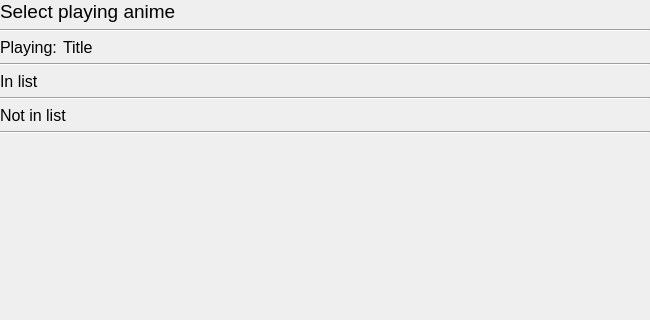
Above: src/gui/pages/recognition_select_anime_widget.ui from nisemono0/AniTrack before the change; both pictures show x 0 to 650 and y 0 to 320 of the 650 by 496 pixel window. Below: the same form after it.
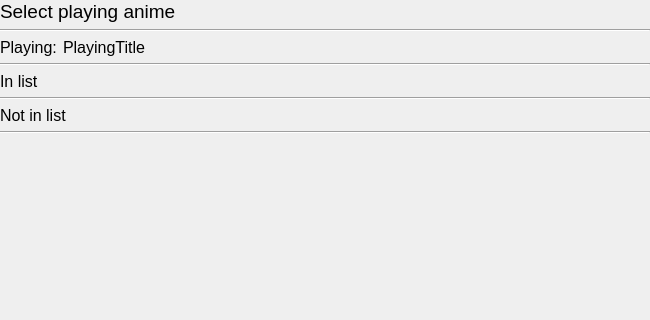
That is the form after the change.

Commit message:
feat: add playing pages and connections to them
* also move info edit dialog to mainwindow; this way there's a
  centralized info edit search dialog

```diff
--- a/src/gui/pages/recognition_select_anime_widget.ui
+++ b/src/gui/pages/recognition_select_anime_widget.ui
@@ -67,7 +67,7 @@
         </font>
        </property>
        <property name="text">
-        <string>Title</string>
+        <string>PlayingTitle</string>
        </property>
        <property name="wordWrap">
         <bool>true</bool>
```
Left out of the diff: 4 changed lines with no effect on the pictures. The commit also changes 26 other files.
